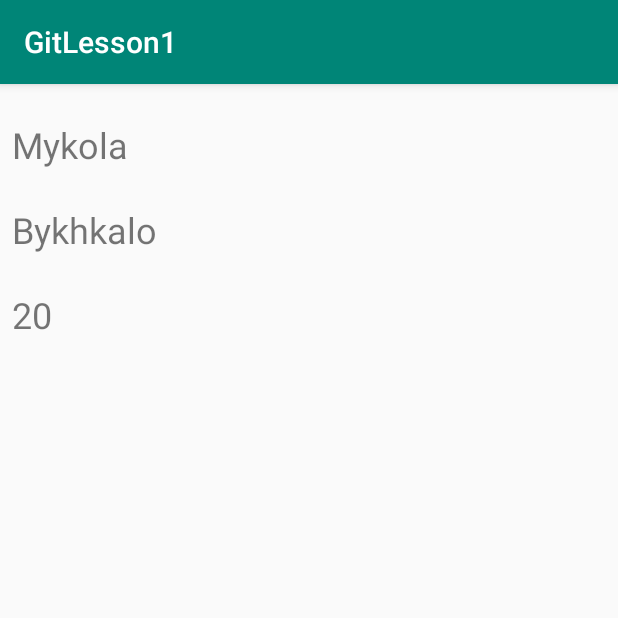
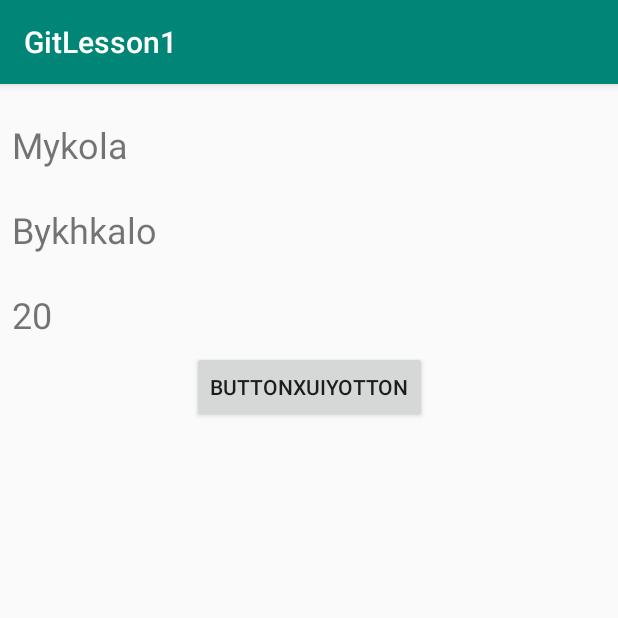
Before and after one commit to AndreyRafalsky13/GitTraining, an Android app: the screen it shows after launch (MainActivity), on a phone screen of 412 x 824 dp, the top half of it. Run offline under Robolectric (Android 15) with nearby library versions, the phone set to English and light mode, and no system bars.

Commit message:
create collision

```diff
--- a/app/src/main/res/layout/activity_main.xml
+++ b/app/src/main/res/layout/activity_main.xml
@@ -41,4 +41,16 @@
         app:layout_constraintEnd_toEndOf="parent"
         app:layout_constraintStart_toStartOf="parent"
         app:layout_constraintTop_toBottomOf="@+id/surname_text" />
+
+    <Button
+        android:id="@+id/button"
+        android:layout_width="wrap_content"
+        android:layout_height="wrap_content"
+        android:layout_marginStart="8dp"
+        android:layout_marginTop="8dp"
+        android:layout_marginEnd="8dp"
+        android:text="ButtonXuiyotton"
+        app:layout_constraintEnd_toEndOf="parent"
+        app:layout_constraintStart_toStartOf="parent"
+        app:layout_constraintTop_toBottomOf="@+id/age_text" />
 </android.support.constraint.ConstraintLayout>
```
